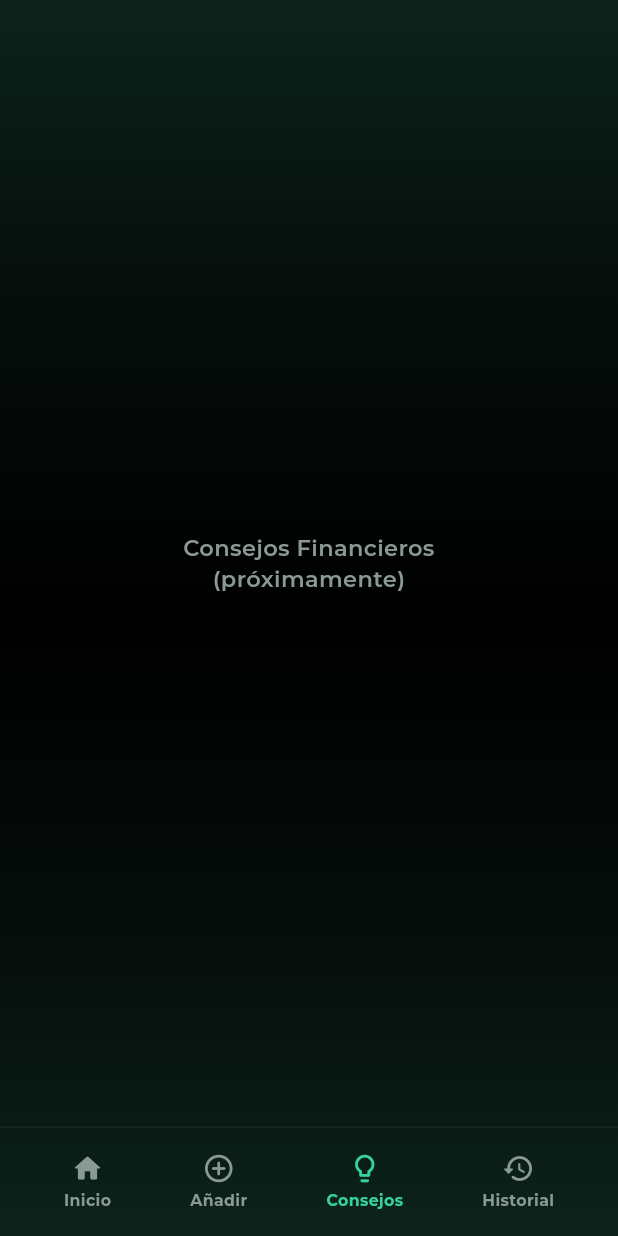
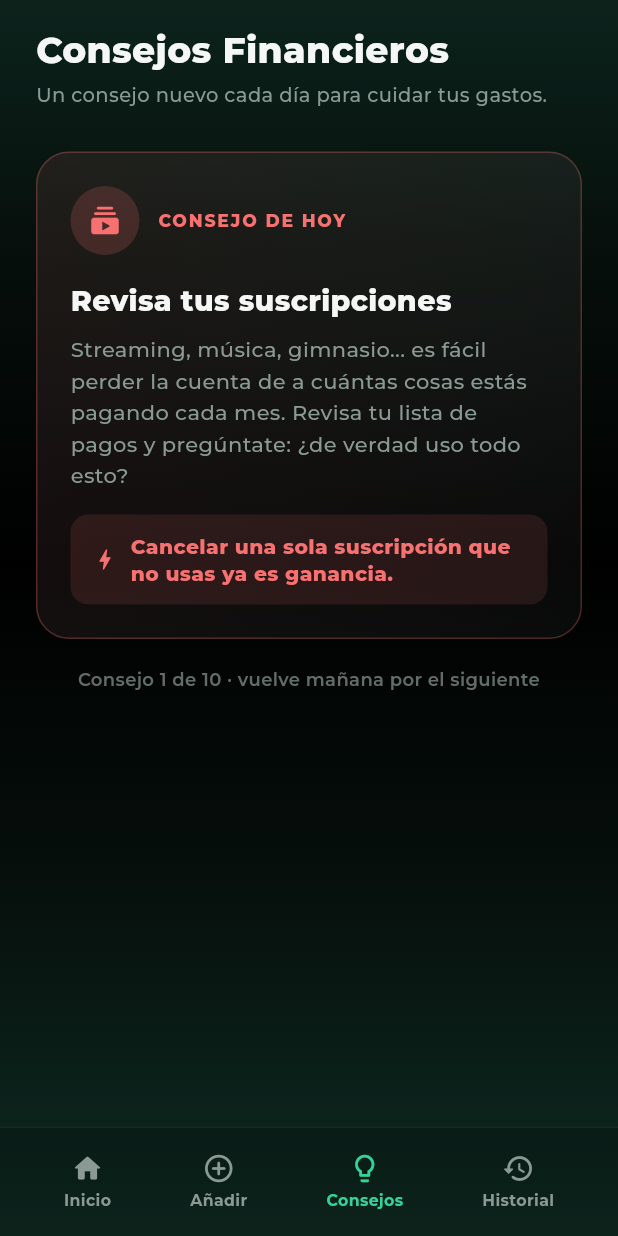
Before and after one commit to Luis2Sosa/pagolisto_app, a Flutter app: the MainNavigationScreen screen opened by its route, item 3 of the bottom bar chosen, on a phone screen of 412 x 824 dp. Run offline on Flutter 3.47's test engine with Material 3 defaults, Android fonts, the phone set to English and light mode, and no system bars; our stand-ins replace google_fonts, shared_preferences; accounts and stored records are empty.

Commit message:
Agregando pantalla de consejos

```diff
--- /dev/null
+++ b/lib/models/financial_tip.dart
@@ -0,0 +1,155 @@
+import 'package:flutter/material.dart';
+
+/// Un consejo financiero para cuidar los gastos.
+///
+/// El banco de consejos vive en [financialTips] (más abajo en este
+/// mismo archivo) y es contenido curado, no calculado a partir de
+/// los pagos del usuario — por eso no depende de PaymentsController
+/// ni de ningún storage.
+class FinancialTip {
+  final String titulo;
+  final String descripcion;
+
+  /// Frase corta que resume el beneficio o la acción concreta,
+  /// mostrada en verde y en negritas dentro de la tarjeta (ej. "Esto
+  /// puede ahorrarte cientos de pesos al mes").
+  final String highlight;
+
+  final IconData icono;
+  final Color color;
+
+  const FinancialTip({
+    required this.titulo,
+    required this.descripcion,
+    required this.highlight,
+    required this.icono,
+    required this.color,
+  });
+}
+
+/// Banco de consejos. El orden no importa para la rotación (se
+/// elige por índice calculado a partir de la fecha), pero conviene
+/// mantenerlos variados para que dos días seguidos no se sientan
+/// repetitivos.
+const List<FinancialTip> financialTips = [
+  FinancialTip(
+    titulo: 'Revisa tus suscripciones',
+    descripcion:
+    'Streaming, música, gimnasio... es fácil perder la cuenta de a '
+        'cuántas cosas estás pagando cada mes. Revisa tu lista de '
+        'pagos y pregúntate: ¿de verdad uso todo esto?',
+    highlight: 'Cancelar una sola suscripción que no usas ya es ganancia.',
+    icono: Icons.subscriptions_rounded,
+    color: Color(0xFFF87171),
+  ),
+  FinancialTip(
+    titulo: 'La regla de las 24 horas',
+    descripcion:
+    'Antes de una compra que no estaba planeada, espera un día '
+        'completo. La mayoría de los antojos de compra se enfrían '
+        'solos con el tiempo.',
+    highlight: 'Menos compras impulsivas, más control de tu dinero.',
+    icono: Icons.timer_rounded,
+    color: Color(0xFFFACC15),
+  ),
+  FinancialTip(
+    titulo: 'Lo que no se anota, se olvida',
+    descripcion:
+    'Registrar cada pago, aunque sea pequeño, es lo que te deja ver '
+        'el panorama completo de tus gastos en vez de solo suponerlo.',
+    highlight: 'Por eso existe esta app: para que no se te escape nada.',
+    icono: Icons.edit_note_rounded,
+    color: Color(0xFF38BDF8),
+  ),
+  FinancialTip(
+    titulo: 'Aparta antes de gastar',
+    descripcion:
+    'En vez de ahorrar "lo que sobre" a fin de mes, aparta tu '
+        'ahorro apenas recibas tu pago. Lo que ya no ves, no lo '
+        'gastas por accidente.',
+    highlight: 'Ahorrar primero, gastar después.',
+    icono: Icons.savings_rounded,
+    color: Color(0xFF4ADE80),
+  ),
+  FinancialTip(
+    titulo: 'Compara antes de comprar',
+    descripcion:
+    'Dedicar cinco minutos a comparar precios entre dos o tres '
+        'lugares antes de una compra grande casi siempre vale la pena.',
+    highlight: 'Cinco minutos de comparar pueden ahorrarte horas de trabajo.',
+    icono: Icons.compare_arrows_rounded,
+    color: Color(0xFFA78BFA),
+  ),
+  FinancialTip(
+    titulo: 'Cuidado con el gasto hormiga',
+    descripcion:
+    'Un café, una app, una propina extra... son montos chicos que '
+        'por separado no se sienten, pero sumados al mes pueden ser '
+        'más de lo que crees.',
+    highlight: 'Súmalos una vez este mes; te va a sorprender el total.',
+    icono: Icons.coffee_rounded,
+    color: Color(0xFFFB923C),
+  ),
+  FinancialTip(
+    titulo: 'Un fondo para lo inesperado',
+    descripcion:
+    'Un fondo de emergencia no es para "algún día": es para que un '
+        'imprevisto no te obligue a usar tarjeta de crédito o pedir '
+        'prestado.',
+    highlight: 'Empieza chico. Lo importante es que exista.',
+    icono: Icons.shield_rounded,
+    color: Color(0xFF34D399),
+  ),
+  FinancialTip(
+    titulo: 'Paga tu tarjeta completa',
+    descripcion:
+    'Pagar solo el mínimo de la tarjeta de crédito hace que los '
+        'intereses se acumulen mes con mes, y el saldo nunca baja de '
+        'verdad.',
+    highlight: 'Pagar el total evita que la deuda crezca sola.',
+    icono: Icons.credit_card_off_rounded,
+    color: Color(0xFFF472B6),
+  ),
+  FinancialTip(
+    titulo: 'Automatiza lo que puedas',
+    descripcion:
+    'Programar tus pagos fijos (renta, luz, internet) evita '
+        'recargos por olvido y te quita una preocupación de la '
+        'cabeza cada quincena.',
+    highlight: 'Menos que recordar, menos que se te pase.',
+    icono: Icons.autorenew_rounded,
+    color: Color(0xFF60A5FA),
+  ),
+  FinancialTip(
+    titulo: 'Ponle nombre a tus metas',
+    descripcion:
+    'No es lo mismo "ahorrar" que "ahorrar para el enganche del '
+        'coche". Una meta con nombre y fecha es mucho más fácil de '
+        'cumplir que una intención vaga.',
+    highlight: 'Las metas concretas se cumplen; las vagas se olvidan.',
+    icono: Icons.flag_rounded,
+    color: Color(0xFF2DD4BF),
+  ),
+];
+
+/// Devuelve el consejo que corresponde a "hoy", de forma que sea el
+/// mismo durante todo el día y cambie automáticamente al día
+/// siguiente. Rota por todo [financialTips] y luego vuelve a
+/// empezar.
+///
+/// Se puede pasar [ahora] explícitamente para pruebas; si se omite,
+/// usa la fecha real del dispositivo.
+FinancialTip tipDelDia({DateTime? ahora}) {
+  final fecha = ahora ?? DateTime.now();
+  final diaDelAnio = fecha.difference(DateTime(fecha.year, 1, 1)).inDays;
+  final indice = diaDelAnio % financialTips.length;
+  return financialTips[indice];
+}
+
+/// Número de consejo del día (1-based) dentro del ciclo, solo para
+/// mostrar algo como "Consejo 4 de 10" en la pantalla.
+int numeroDeTipDelDia({DateTime? ahora}) {
+  final fecha = ahora ?? DateTime.now();
+  final diaDelAnio = fecha.difference(DateTime(fecha.year, 1, 1)).inDays;
+  return (diaDelAnio % financialTips.length) + 1;
+}
--- a/lib/screens/main_navigation_screen.dart
+++ b/lib/screens/main_navigation_screen.dart
@@ -1,10 +1,10 @@
 import 'package:flutter/material.dart';
-import 'package:google_fonts/google_fonts.dart';
 
 import 'package:pagolisto/core/app_colors.dart';
 import 'package:pagolisto/screens/add_payment_screen.dart';
+import 'package:pagolisto/screens/history_screen.dart';
 import 'package:pagolisto/screens/home_screen.dart';
-import 'package:pagolisto/screens/history_screen.dart';
+import 'package:pagolisto/screens/tips_screen.dart';
 import 'package:pagolisto/widgets/bottom_nav_bar.dart';
 
 /// Contenedor principal con pestañas: mantiene la barra de navegación
@@ -20,42 +20,41 @@ class MainNavigationScreen extends StatefulWidget {
 class _MainNavigationScreenState extends State<MainNavigationScreen> {
   int _currentIndex = 0;
 
-  // Permite comunicarse con HomeScreen aunque viva dentro del IndexedStack.
+  // GlobalKey para poder "hablarle" directamente al estado de
+  // HomeScreen desde aquí, aunque viva permanentemente dentro del
+  // IndexedStack (y por lo tanto nunca vuelva a pasar por
+  // initState). La usamos para pedirle que recalcule la pestaña
+  // (quincenal/mensual) con más pagos justo cuando el usuario
+  // regresa a Inicio.
   final GlobalKey<HomeScreenState> _homeKey = GlobalKey<HomeScreenState>();
 
-  // Pestañas principales de la aplicación.
+  // No es "static const" porque AddPaymentScreen necesita un
+  // callback (onSaved) que depende de este State para poder hacer
+  // setState y regresar al tab de Inicio después de guardar.
   List<Widget> get _tabs => [
     HomeScreen(key: _homeKey),
-
     AddPaymentScreen(
       showBackButton: false,
       onSaved: _goToHomeAndRefresh,
     ),
-
-    const _PlaceholderTab(
-      title: 'Consejos Financieros',
-    ),
-
+    const TipsScreen(),
     const HistoryScreen(),
   ];
 
-  /// Regresa a Inicio y actualiza los pagos mostrados.
+  /// Cambia a la pestaña de Inicio y le pide que recalcule cuál
+  /// periodo (quincenal/mensual) tiene más pagos. Se usa tanto al
+  /// tocar el ícono de Inicio en la barra inferior como al terminar
+  /// de guardar un pago nuevo desde AddPaymentScreen.
   void _goToHomeAndRefresh() {
-    setState(() {
-      _currentIndex = 0;
-    });
-
+    setState(() => _currentIndex = 0);
     _homeKey.currentState?.refreshSelectedPeriod();
   }
 
-  /// Controla los cambios de pestaña desde la barra inferior.
   void _onTabSelected(int index) {
     if (index == 0) {
       _goToHomeAndRefresh();
     } else {
-      setState(() {
-        _currentIndex = index;
-      });
+      setState(() => _currentIndex = index);
     }
   }
 
@@ -65,11 +64,9 @@ class _MainNavigationScreenState extends State<MainNavigationScreen> {
       body: Container(
         width: double.infinity,
         height: double.infinity,
-
         decoration: const BoxDecoration(
           gradient: AppColors.backgroundGradient,
         ),
-
         child: SafeArea(
           child: Column(
             children: [
@@ -79,7 +76,6 @@ class _MainNavigationScreenState extends State<MainNavigationScreen> {
                   children: _tabs,
                 ),
               ),
-
               BottomNavBar(
                 currentIndex: _currentIndex,
                 onTabSelected: _onTabSelected,
@@ -91,28 +87,3 @@ class _MainNavigationScreenState extends State<MainNavigationScreen> {
     );
   }
 }
-
-
-/// Pantalla temporal para pestañas que todavía no están construidas.
-class _PlaceholderTab extends StatelessWidget {
-  final String title;
-
-  const _PlaceholderTab({
-    required this.title,
-  });
-
-  @override
-  Widget build(BuildContext context) {
-    return Center(
-      child: Text(
-        '$title\n(próximamente)',
-        textAlign: TextAlign.center,
-        style: GoogleFonts.montserrat(
-          fontSize: 15,
-          fontWeight: FontWeight.w600,
-          color: AppColors.textMuted,
-        ),
-      ),
-    );
-  }
-}
--- /dev/null
+++ b/lib/screens/tips_screen.dart
@@ -0,0 +1,175 @@
+import 'package:flutter/material.dart';
+import 'package:google_fonts/google_fonts.dart';
+
+import 'package:pagolisto/core/app_colors.dart';
+import 'package:pagolisto/models/financial_tip.dart';
+
+/// Pantalla de "Consejos Financieros": muestra un solo consejo, el
+/// que corresponde al día de hoy (ver `tipDelDia` en
+/// financial_tip.dart), en una tarjeta grande y llamativa. Al día
+/// siguiente, sin que el usuario haga nada, el consejo cambia solo.
+///
+/// El contenido es curado (no depende de los pagos del usuario), así
+/// que esta pantalla no necesita escuchar a PaymentsController.
+class TipsScreen extends StatelessWidget {
+  const TipsScreen({super.key});
+
+  @override
+  Widget build(BuildContext context) {
+    final tip = tipDelDia();
+    final numero = numeroDeTipDelDia();
+
+    return Container(
+      width: double.infinity,
+      height: double.infinity,
+      decoration: const BoxDecoration(
+        gradient: AppColors.backgroundGradient,
+      ),
+      child: SafeArea(
+        child: Padding(
+          padding: const EdgeInsets.fromLTRB(24, 16, 24, 0),
+          child: Column(
+            crossAxisAlignment: CrossAxisAlignment.start,
+            children: [
+              Text(
+                'Consejos Financieros',
+                style: GoogleFonts.montserrat(
+                  fontSize: 24,
+                  fontWeight: FontWeight.w800,
+                  color: AppColors.textPrimary,
+                ),
+              ),
+              const SizedBox(height: 4),
+              Text(
+                'Un consejo nuevo cada día para cuidar tus gastos.',
+                style: GoogleFonts.montserrat(
+                  fontSize: 13,
+                  fontWeight: FontWeight.w500,
+                  color: AppColors.textMuted,
+                ),
+              ),
+              const SizedBox(height: 28),
+              _TipOfTheDayCard(tip: tip),
+              const SizedBox(height: 18),
+              Center(
+                child: Text(
+                  'Consejo $numero de ${financialTips.length} · vuelve mañana '
+                      'por el siguiente',
+                  textAlign: TextAlign.center,
+                  style: GoogleFonts.montserrat(
+                    fontSize: 12,
+                    fontWeight: FontWeight.w600,
+                    color: AppColors.textMuted.withOpacity(0.7),
+                  ),
+                ),
+              ),
+            ],
+          ),
+        ),
+      ),
+    );
+  }
+}
+
+class _TipOfTheDayCard extends StatelessWidget {
+  final FinancialTip tip;
+
+  const _TipOfTheDayCard({required this.tip});
+
+  @override
+  Widget build(BuildContext context) {
+    return Container(
+      width: double.infinity,
+      padding: const EdgeInsets.all(22),
+      decoration: BoxDecoration(
+        borderRadius: BorderRadius.circular(22),
+        border: Border.all(color: tip.color.withOpacity(0.28)),
+        gradient: LinearGradient(
+          begin: Alignment.topLeft,
+          end: Alignment.bottomRight,
+          colors: [
+            tip.color.withOpacity(0.10),
+            Colors.white.withOpacity(0.03),
+          ],
+        ),
+      ),
+      child: Column(
+        crossAxisAlignment: CrossAxisAlignment.start,
+        children: [
+          Row(
+            children: [
+              Container(
+                width: 46,
+                height: 46,
+                alignment: Alignment.center,
+                decoration: BoxDecoration(
+                  shape: BoxShape.circle,
+                  color: tip.color.withOpacity(0.18),
+                ),
+                child: Icon(tip.icono, color: tip.color, size: 22),
+              ),
+              const SizedBox(width: 12),
+              Expanded(
+                child: Text(
+                  'CONSEJO DE HOY',
+                  style: GoogleFonts.montserrat(
+                    fontSize: 11.5,
+                    fontWeight: FontWeight.w800,
+                    color: tip.color,
+                    letterSpacing: 1.2,
+                  ),
+                ),
+              ),
+            ],
+          ),
+          const SizedBox(height: 18),
+          Text(
+            tip.titulo,
+            style: GoogleFonts.montserrat(
+              fontSize: 19,
+              fontWeight: FontWeight.w800,
+              color: AppColors.textPrimary,
+              height: 1.25,
+            ),
+          ),
+          const SizedBox(height: 10),
+          Text(
+            tip.descripcion,
+            style: GoogleFonts.montserrat(
+              fontSize: 14,
+              fontWeight: FontWeight.w500,
+              color: AppColors.textMuted,
+              height: 1.5,
+            ),
+          ),
+          const SizedBox(height: 16),
+          Container(
+            width: double.infinity,
+            padding: const EdgeInsets.symmetric(horizontal: 14, vertical: 12),
+            decoration: BoxDecoration(
+              borderRadius: BorderRadius.circular(12),
+              color: tip.color.withOpacity(0.12),
+            ),
+            child: Row(
+              children: [
+                Icon(Icons.bolt_rounded, color: tip.color, size: 18),
+                const SizedBox(width: 8),
+                Expanded(
+                  child: Text(
+                    tip.highlight,
+                    style: GoogleFonts.montserrat(
+                      fontSize: 13.5,
+                      fontWeight: FontWeight.w800,
+                      color: tip.color,
+                      height: 1.35,
+                    ),
+                  ),
+                ),
+              ],
+            ),
+          ),
+        ],
+      ),
+    );
+  }
+}
```
